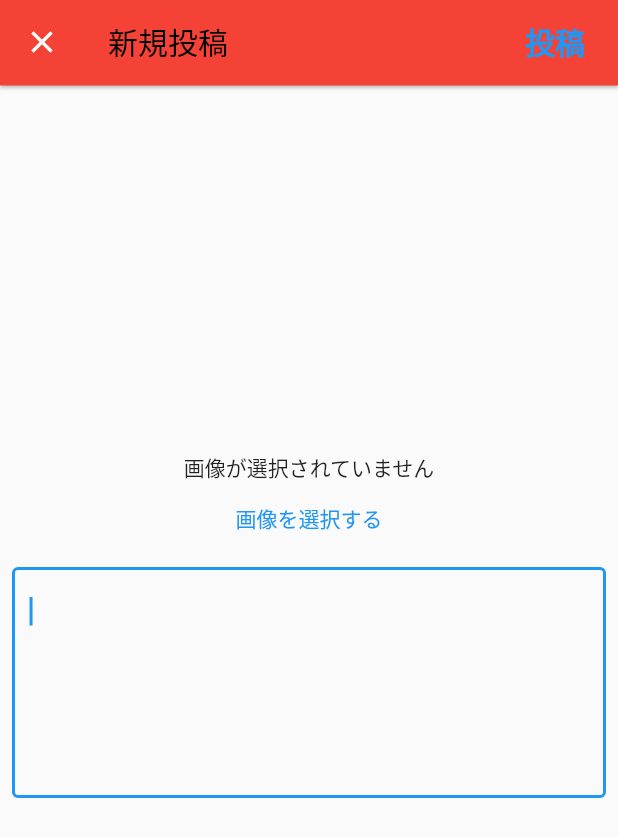
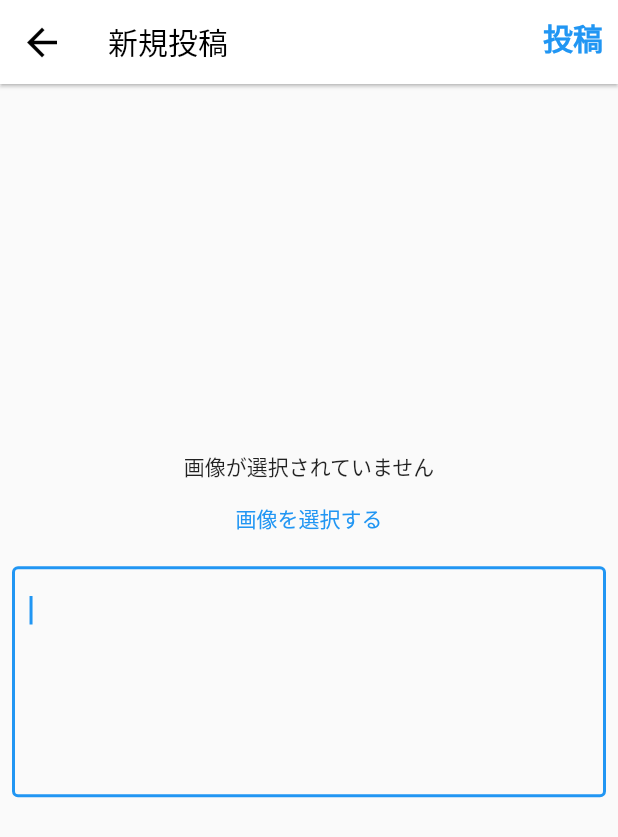
Before and after one commit to iseruuuuu/book_instagram_app, a Flutter app: the screen it shows after launch, item 2 of the bottom bar chosen, on a phone screen of 412 x 824 dp. Shown: the top 837 px of the screen. Run offline on Flutter 3.47's test engine with Material 2 defaults, Android fonts, the phone set to English and light mode, and no system bars; our stand-ins replace image_picker.

Commit message:
add: appbarを修正

```diff
--- a/lib/screen/register/children/register_app_bar.dart
+++ b/lib/screen/register/children/register_app_bar.dart
@@ -6,28 +6,42 @@ class RegisterAppBar extends StatelessWidget with PreferredSizeWidget {
   }) : super(key: key);
 
   @override
-  Size get preferredSize => const Size.fromHeight(kToolbarHeight + 1);
+  Size get preferredSize => const Size.fromHeight(kToolbarHeight);
 
   @override
   Widget build(BuildContext context) {
     return AppBar(
       elevation: 1,
-      backgroundColor: Colors.red,
+      backgroundColor: Colors.white,
       title: const Text(
         '新規投稿',
         style: TextStyle(color: Colors.black),
       ),
       automaticallyImplyLeading: true,
+      leading: GestureDetector(
+        onTap: () {
+          Navigator.pop(context);
+        },
+        child: const Icon(
+          Icons.arrow_back,
+          size: 30,
+          color: Colors.black,
+        ),
+      ),
       actions: [
         Padding(
-          padding: const EdgeInsets.only(right: 10),
-          child: TextButton(
-            onPressed: () {},
+          padding: const EdgeInsets.all(10),
+          child: GestureDetector(
+            onTap: () {
+              //値を渡してあげる。
+              Navigator.pop(context);
+            },
             child: const Text(
               '投稿',
               style: TextStyle(
                 fontSize: 20,
                 fontWeight: FontWeight.bold,
+                color: Colors.blue,
               ),
             ),
           ),
```
